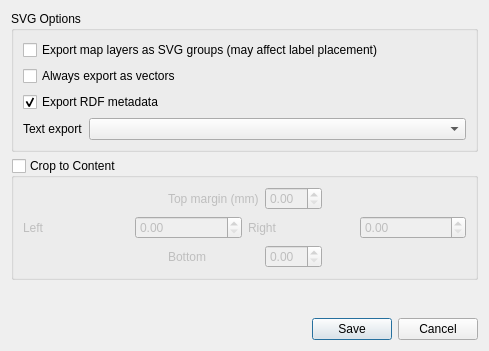
The window that src/ui/layout/qgssvgexportoptions.ui (carsmie/QGIS) describes before a commit, drawn with Qt 5.
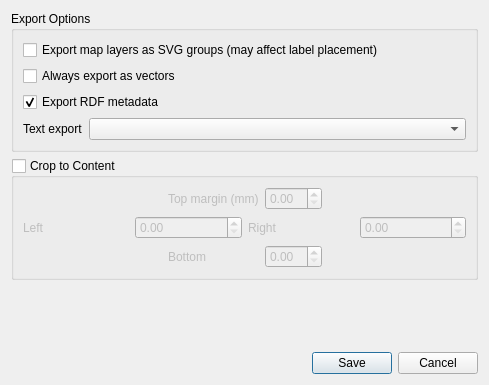
The same window after the commit. Custom widgets are drawn as their Qt base class.

Commit message: Unify appearance and behaviour of export settings dialogs

What changed in the file:
```diff
--- a/src/ui/layout/qgssvgexportoptions.ui
+++ b/src/ui/layout/qgssvgexportoptions.ui
@@ -7,7 +7,7 @@
     <x>0</x>
     <y>0</y>
     <width>489</width>
-    <height>351</height>
+    <height>385</height>
    </rect>
   </property>
   <property name="windowTitle">
@@ -17,7 +17,7 @@
    <item>
     <widget class="QgsCollapsibleGroupBoxBasic" name="groupBox">
      <property name="title">
-      <string>SVG Options</string>
+      <string>Export Options</string>
      </property>
      <layout class="QGridLayout" name="gridLayout" columnstretch="0,1">
       <item row="0" column="0" colspan="2">
```
The commit also changes 3 other files.
